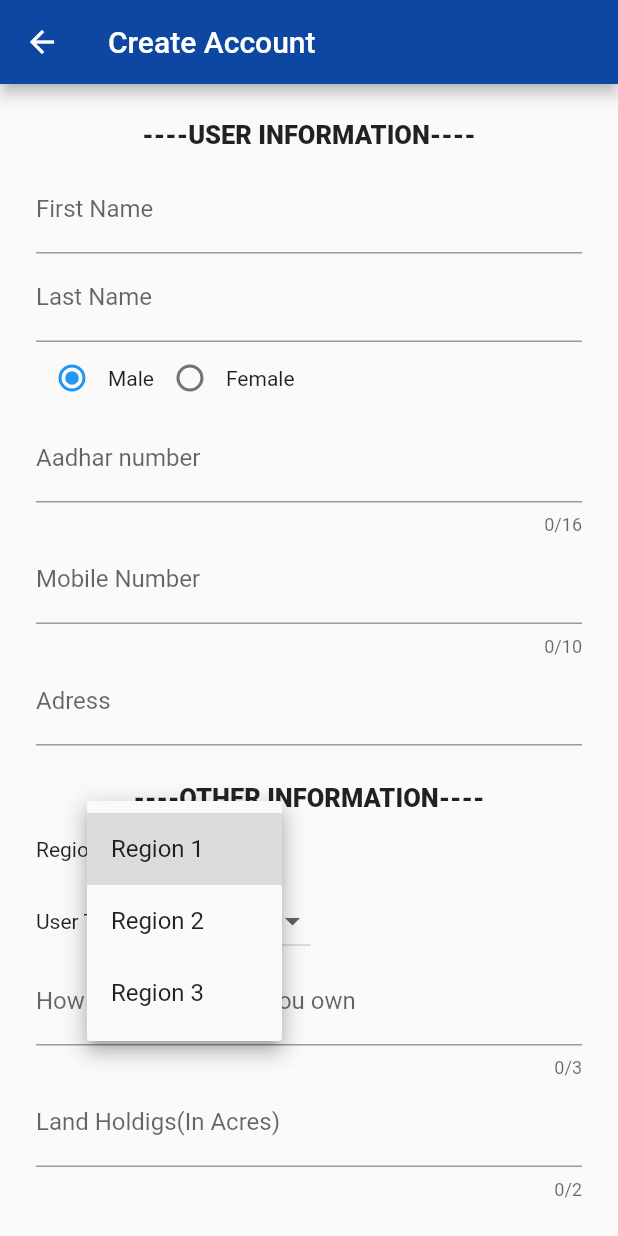
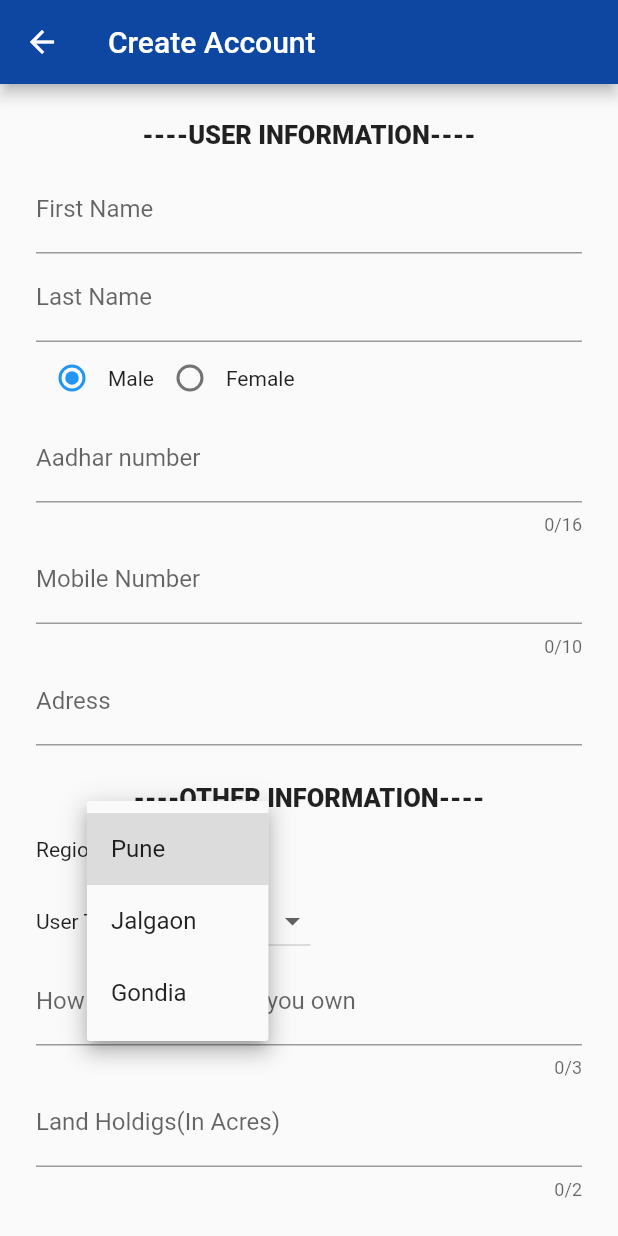
Before and after one commit to MautKaFarishta/KAMADHENU, a Flutter app: the Formscreen screen opened directly, after a tap on "Select", on a phone screen of 412 x 824 dp. Run offline on Flutter 3.47's test engine with Material 2 defaults, Android fonts, the phone set to English and light mode, and no system bars.

```diff
--- a/lib/main.dart
+++ b/lib/main.dart
@@ -17,7 +17,7 @@ class MyApp extends StatelessWidget {
         theme:new ThemeData(
           primarySwatch: Colors.blue,
         ),
-        home: new HomePage()//Redirect To Login PAge
+        home: new LoginPage()//Redirect To Login PAge
       );
     }
 
--- a/lib/screens/create.dart
+++ b/lib/screens/create.dart
@@ -3,8 +3,8 @@ import 'dart:ui';
 
 import 'package:flutter/material.dart';
 
-enum UserType { individual, institution, organisation }
-enum Region { region1, region2, region3 }
+enum UserType { individual,organisation }
+enum Region { pune , jalgaon , gondia}
 enum Gender { male, female }
 enum Alert { wht, the }
 
@@ -39,14 +39,11 @@ class FormscreenState extends State<Formscreen> {
         children: <Widget>[
           Text("User Type  ", style: TextStyle(fontSize: 14)),
           DropdownButton(
+            value: _user,
             items: const <DropdownMenuItem<UserType>>[
               DropdownMenuItem<UserType>(
                 child: Text("Individual"),
                 value: UserType.individual,
-              ),
-              DropdownMenuItem<UserType>(
-                child: Text("Institution"),
-                value: UserType.institution,
               ),
               DropdownMenuItem<UserType>(
                 child: Text("Organisation"),
@@ -73,18 +70,19 @@ class FormscreenState extends State<Formscreen> {
         children: <Widget>[
           Text("Region  ", style: TextStyle(fontSize: 14)),
           DropdownButton(
+            value: _regn,
             items: const <DropdownMenuItem<Region>>[
               DropdownMenuItem<Region>(
-                child: Text("Region 1 "),
-                value: Region.region1,
+                child: Text("Pune"),
+                value: Region.pune,
               ),
               DropdownMenuItem<Region>(
-                child: Text("Region 2"),
-                value: Region.region2,
+                child: Text("Jalgaon"),
+                value: Region.jalgaon,
               ),
               DropdownMenuItem<Region>(
-                child: Text("Region 3"),
-                value: Region.region3,
+                child: Text("Gondia"),
+                value: Region.gondia,
               )
             ],
             onChanged: (Region val2) {
@@ -247,7 +245,7 @@ class FormscreenState extends State<Formscreen> {
         TextFormField(
           obscureText: true,
           keyboardType: TextInputType.number,
-          decoration: InputDecoration(labelText: 'Password'),
+          decoration: InputDecoration(labelText: 'Set Password'),
           validator: (String value) {
             if (value.isEmpty) {
               return 'Password is required';
@@ -260,7 +258,7 @@ class FormscreenState extends State<Formscreen> {
         TextFormField(
           obscureText: true,
           keyboardType: TextInputType.number,
-          decoration: InputDecoration(labelText: 'Password'),
+          decoration: InputDecoration(labelText: 'Confirm Password'),
           validator: (String value) {
             if (value != _password) {
               return 'Password does not match';
```
